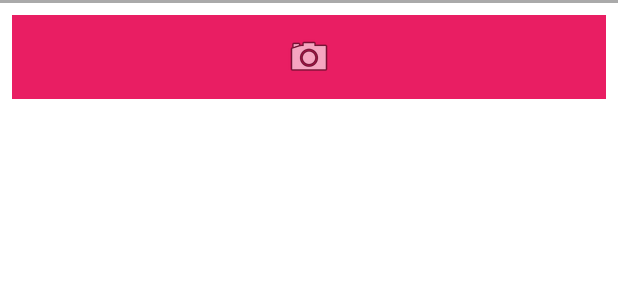
After one commit to Lakshya-Coder/SmileDerection, an Android app: the layout bottom_sheet.xml on its own in the app's theme, with its tools: preview values and no code run, on a phone screen of 412 x 824 dp. The commit adds this screen. Shown: the top 300 px of the screen. Run offline under Robolectric (Android 15) with nearby library versions, the phone set to English and light mode, and no system bars.

Commit message:
Second commit

```diff
--- /dev/null
+++ b/app/src/main/res/layout/bottom_sheet.xml
@@ -0,0 +1,44 @@
+<?xml version="1.0" encoding="utf-8"?>
+<LinearLayout xmlns:android="http://schemas.android.com/apk/res/android"
+    xmlns:app="http://schemas.android.com/apk/res-auto"
+    android:id="@+id/bottom_sheet"
+    android:layout_width="match_parent"
+    android:layout_height="match_parent"
+    android:orientation="vertical"
+    app:behavior_hideable="false"
+    app:behavior_peekHeight="74dp"
+    app:layout_behavior="com.google.android.material.bottomsheet.BottomSheetBehavior">
+
+    <View
+        android:layout_width="match_parent"
+        android:layout_height="2dp"
+        android:background="@android:color/darker_gray" />
+
+    <FrameLayout
+        android:id="@+id/bottom_sheet_button"
+        android:layout_width="match_parent"
+        android:layout_height="56dp"
+        android:layout_margin="8dp"
+        android:background="#E91E63">
+
+        <ImageView
+            android:id="@+id/bottom_sheet_button_image"
+            android:layout_width="wrap_content"
+            android:layout_height="wrap_content"
+            android:layout_gravity="center"
+            android:src="@android:drawable/ic_menu_camera" />
+
+        <ProgressBar
+            android:id="@+id/bottom_sheet_button_progressbar"
+            android:layout_width="wrap_content"
+            android:layout_height="wrap_content"
+            android:layout_gravity="center"
+            android:visibility="gone" />
+    </FrameLayout>
+
+    <androidx.recyclerview.widget.RecyclerView
+        android:id="@+id/bottom_sheet_recycler_view"
+        android:layout_width="match_parent"
+        android:layout_height="wrap_content" />
+
+</LinearLayout>
--- a/app/src/main/res/values/strings.xml
+++ b/app/src/main/res/values/strings.xml
@@ -9,4 +9,5 @@
 
     <string name="hello_first_fragment">Hello first fragment</string>
     <string name="hello_second_fragment">Hello second fragment. Arg: %1$s</string>
+    <string name="toggle">Toggle</string>
 </resources>
```
Also changed, not shown: app/src/main/java/com/lakshyagupta7089/smiledetection/MainActivity.kt (+2 -26 lines), app/src/main/res/layout/activity_main.xml (+1 -6 lines), app/src/main/res/layout/content_main.xml (+33 -0 lines), app/src/main/res/layout/item_face_detection.xml (added, +7 -0 lines).
